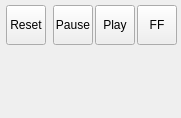
This is src/view/SimulationControls.ui in the-butterfly-effect/tbe as Qt 5 draws it before an edit. The edited form follows.
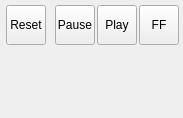
This is the edited form. Icons and pictures are not drawn.

Commit message: improve looks of SimulationControls, part 2

The edit to the form file:
```diff
--- a/src/view/SimulationControls.ui
+++ b/src/view/SimulationControls.ui
@@ -6,7 +6,7 @@
    <rect>
     <x>0</x>
     <y>0</y>
-    <width>181</width>
+    <width>183</width>
     <height>118</height>
    </rect>
   </property>
@@ -126,9 +126,6 @@
           <height>40</height>
          </size>
         </property>
-        <property name="styleSheet">
-         <string notr="true">background: url(:/transparant.png);</string>
-        </property>
         <property name="text">
          <string>Pause</string>
         </property>
@@ -148,9 +145,6 @@
           <height>40</height>
          </size>
         </property>
-        <property name="styleSheet">
-         <string notr="true">background: url(:/transparant.png);</string>
-        </property>
         <property name="text">
          <string>Play</string>
         </property>
@@ -170,9 +164,6 @@
           <height>40</height>
          </size>
         </property>
-        <property name="styleSheet">
-         <string notr="true">background: url(:/transparant.png);</string>
-        </property>
         <property name="text">
          <string>FF</string>
         </property>
```
Left out of the diff: 24 changed lines with no effect on the pictures. The commit also changes 5 other files.
